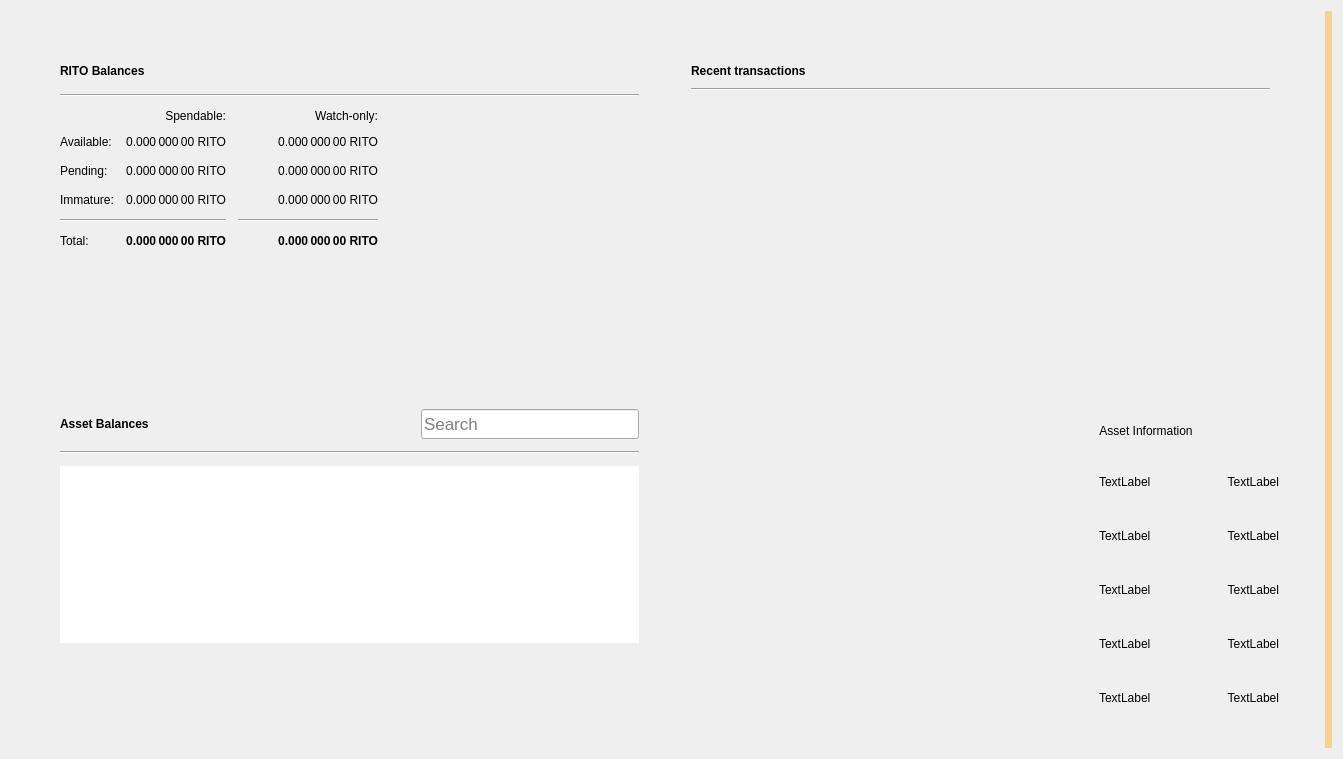
Old version of the form src/qt/forms/overviewpage.ui in the repository leto/Ritocoin.
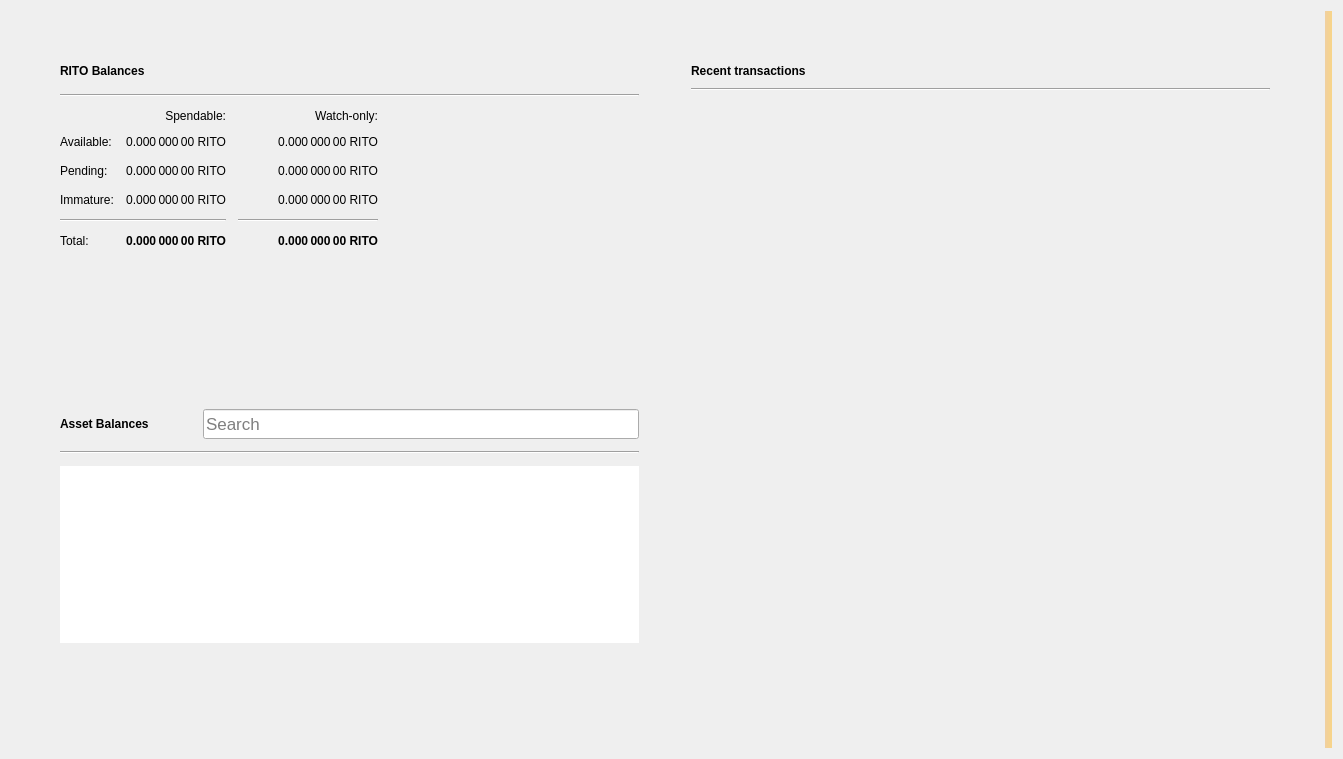
New version of the form. Icons and pictures are not drawn.

Diff of the .ui file:
```diff
--- a/src/qt/forms/overviewpage.ui
+++ b/src/qt/forms/overviewpage.ui
@@ -18,25 +18,23 @@
   </property>
   <layout class="QGridLayout" name="gridLayout_3">
    <item row="0" column="1">
-    <widget class="QLabel" name="labelAlerts">
-     <property name="visible">
-      <bool>true</bool>
+    <layout class="QVBoxLayout" name="verticalLayout_7">
+     <property name="spacing">
+      <number>0</number>
      </property>
-     <property name="styleSheet">
-      <string notr="true">QLabel { background-color: qlineargradient(x1: 0, y1: 0, x2: 1, y2: 0, stop:0 #F0D0A0, stop:1 #F8D488); color:#000000; }</string>
+     <property name="leftMargin">
+      <number>0</number>
      </property>
-     <property name="wordWrap">
-      <bool>true</bool>
+     <property name="topMargin">
+      <number>0</number>
      </property>
-     <property name="margin">
-      <number>3</number>
+     <property name="rightMargin">
+      <number>0</number>
      </property>
-     <property name="textInteractionFlags">
-      <set>Qt::TextSelectableByMouse</set>
+     <property name="bottomMargin">
+      <number>0</number>
      </property>
-    </widget>
-   </item>
-   <item row="0" column="0">
+     <item>
     <layout class="QHBoxLayout" name="horizontalLayout" stretch="0,0">
      <property name="spacing">
       <number>34</number>
@@ -540,19 +538,6 @@
               </property>
              </widget>
             </item>
-            <item>
-             <spacer name="horizontalSpacer_4">
-              <property name="orientation">
-               <enum>Qt::Horizontal</enum>
-              </property>
-              <property name="sizeHint" stdset="0">
-               <size>
-                <width>40</width>
-                <height>20</height>
-               </size>
-              </property>
-             </spacer>
-            </item>
             <item alignment="Qt::AlignBottom">
              <widget class="QLineEdit" name="assetSearch">
               <property name="sizePolicy">
@@ -660,6 +645,12 @@
        </property>
        <item>
         <widget class="QFrame" name="frame_2">
+           <property name="sizePolicy">
+            <sizepolicy hsizetype="Preferred" vsizetype="Fixed">
+             <horstretch>0</horstretch>
+             <verstretch>0</verstretch>
+            </sizepolicy>
+           </property>
          <property name="frameShape">
           <enum>QFrame::NoFrame</enum>
          </property>
@@ -673,19 +664,6 @@
           <property name="horizontalSpacing">
            <number>12</number>
           </property>
-          <item row="3" column="0">
-           <spacer name="verticalSpacer_2">
-            <property name="orientation">
-             <enum>Qt::Vertical</enum>
-            </property>
-            <property name="sizeHint" stdset="0">
-             <size>
-              <width>20</width>
-              <height>40</height>
-             </size>
-            </property>
-           </spacer>
-          </item>
           <item row="0" column="0">
            <layout class="QHBoxLayout" name="horizontalLayout_2">
             <item>
@@ -779,7 +757,7 @@
         </widget>
        </item>
        <item>
-        <spacer name="verticalSpacer">
+          <spacer name="verticalSpacer_2">
          <property name="orientation">
           <enum>Qt::Vertical</enum>
          </property>
@@ -791,191 +769,30 @@
          </property>
         </spacer>
        </item>
-       <item>
-        <layout class="QGridLayout" name="gridLayout_4" columnminimumwidth="0,0,0,0">
-         <item row="3" column="2">
-          <widget class="QLabel" name="assetInfoPercentageLabel">
-           <property name="text">
-            <string>TextLabel</string>
-           </property>
-           <property name="alignment">
-            <set>Qt::AlignLeading|Qt::AlignLeft|Qt::AlignVCenter</set>
-           </property>
-          </widget>
-         </item>
-         <item row="1" column="2">
-          <widget class="QLabel" name="assetInfoStatusLabel">
-           <property name="text">
-            <string>TextLabel</string>
-           </property>
-           <property name="alignment">
-            <set>Qt::AlignLeading|Qt::AlignLeft|Qt::AlignVCenter</set>
-           </property>
-          </widget>
-         </item>
-         <item row="3" column="3">
-          <widget class="QLabel" name="assetInfoPercentageValue">
-           <property name="text">
-            <string>TextLabel</string>
-           </property>
-           <property name="alignment">
-            <set>Qt::AlignRight|Qt::AlignTrailing|Qt::AlignVCenter</set>
-           </property>
-          </widget>
+        </layout>
+       </item>
+      </layout>
+     </item>
+    </layout>
          </item>
          <item row="0" column="3">
-          <layout class="QHBoxLayout" name="horizontalLayout_5"/>
-         </item>
-         <item row="3" column="0">
-          <spacer name="horizontalSpacer_7">
-           <property name="orientation">
-            <enum>Qt::Horizontal</enum>
-           </property>
-           <property name="sizeHint" stdset="0">
-            <size>
-             <width>40</width>
-             <height>20</height>
-            </size>
-           </property>
-          </spacer>
-         </item>
-         <item row="6" column="0">
-          <spacer name="horizontalSpacer_9">
-           <property name="orientation">
-            <enum>Qt::Horizontal</enum>
-           </property>
-           <property name="sizeHint" stdset="0">
-            <size>
-             <width>40</width>
-             <height>20</height>
-            </size>
-           </property>
-          </spacer>
-         </item>
-         <item row="2" column="2">
-          <widget class="QLabel" name="assetInfoBlockLabel">
-           <property name="text">
-            <string>TextLabel</string>
-           </property>
-           <property name="alignment">
-            <set>Qt::AlignLeading|Qt::AlignLeft|Qt::AlignVCenter</set>
-           </property>
-          </widget>
-         </item>
-         <item row="0" column="0">
-          <layout class="QHBoxLayout" name="horizontalLayout_6"/>
-         </item>
-         <item row="2" column="0">
-          <spacer name="horizontalSpacer_6">
-           <property name="orientation">
-            <enum>Qt::Horizontal</enum>
-           </property>
-           <property name="sizeHint" stdset="0">
-            <size>
-             <width>40</width>
-             <height>20</height>
-            </size>
-           </property>
-          </spacer>
-         </item>
-         <item row="2" column="3">
-          <widget class="QLabel" name="assetInfoBlockValue">
-           <property name="text">
-            <string>TextLabel</string>
-           </property>
-           <property name="alignment">
-            <set>Qt::AlignRight|Qt::AlignTrailing|Qt::AlignVCenter</set>
-           </property>
-          </widget>
-         </item>
-         <item row="1" column="0">
-          <spacer name="horizontalSpacer_5">
-           <property name="orientation">
-            <enum>Qt::Horizontal</enum>
-           </property>
-           <property name="sizeHint" stdset="0">
-            <size>
-             <width>40</width>
-             <height>20</height>
-            </size>
-           </property>
-          </spacer>
-         </item>
-         <item row="5" column="0">
-          <spacer name="horizontalSpacer_8">
-           <property name="orientation">
-            <enum>Qt::Horizontal</enum>
-           </property>
-           <property name="sizeHint" stdset="0">
-            <size>
-             <width>40</width>
-             <height>20</height>
-            </size>
-           </property>
-          </spacer>
-         </item>
-         <item row="0" column="2">
-          <widget class="QLabel" name="assetInfoTitleLabel">
-           <property name="layoutDirection">
-            <enum>Qt::LeftToRight</enum>
-           </property>
-           <property name="text">
-            <string>Asset Information</string>
-           </property>
-           <property name="alignment">
-            <set>Qt::AlignCenter</set>
-           </property>
-          </widget>
-         </item>
-         <item row="1" column="3">
-          <widget class="QLabel" name="assetInfoStatusValue">
-           <property name="text">
-            <string>TextLabel</string>
-           </property>
-           <property name="alignment">
-            <set>Qt::AlignRight|Qt::AlignTrailing|Qt::AlignVCenter</set>
-           </property>
-          </widget>
-         </item>
-         <item row="6" column="2">
-          <widget class="QLabel" name="assetInfoPossibleLabel">
-           <property name="text">
-            <string>TextLabel</string>
-           </property>
-          </widget>
-         </item>
-         <item row="5" column="2">
-          <widget class="QLabel" name="assetInfoBlocksLeftLabel">
-           <property name="text">
-            <string>TextLabel</string>
-           </property>
-          </widget>
-         </item>
-         <item row="6" column="3">
-          <widget class="QLabel" name="assetInfoPossibleValue">
-           <property name="text">
-            <string>TextLabel</string>
-           </property>
-           <property name="alignment">
-            <set>Qt::AlignRight|Qt::AlignTrailing|Qt::AlignVCenter</set>
-           </property>
-          </widget>
-         </item>
-         <item row="5" column="3">
-          <widget class="QLabel" name="assetInfoBlocksLeftValue">
-           <property name="text">
-            <string>TextLabel</string>
-           </property>
-           <property name="alignment">
-            <set>Qt::AlignRight|Qt::AlignTrailing|Qt::AlignVCenter</set>
-           </property>
-          </widget>
-         </item>
-        </layout>
-       </item>
-      </layout>
-     </item>
-    </layout>
+    <widget class="QLabel" name="labelAlerts">
+     <property name="visible">
+      <bool>true</bool>
+     </property>
+     <property name="styleSheet">
+      <string notr="true">QLabel { background-color: qlineargradient(x1: 0, y1: 0, x2: 1, y2: 0, stop:0 #F0D0A0, stop:1 #F8D488); color:#000000; }</string>
+     </property>
+     <property name="wordWrap">
+      <bool>true</bool>
+     </property>
+     <property name="margin">
+      <number>3</number>
+     </property>
+     <property name="textInteractionFlags">
+      <set>Qt::TextSelectableByMouse</set>
+     </property>
+    </widget>
    </item>
   </layout>
  </widget>
```
Left out of the diff: 6 changed lines with no effect on the pictures. Lines whose indentation alone changed are shown as unchanged.
